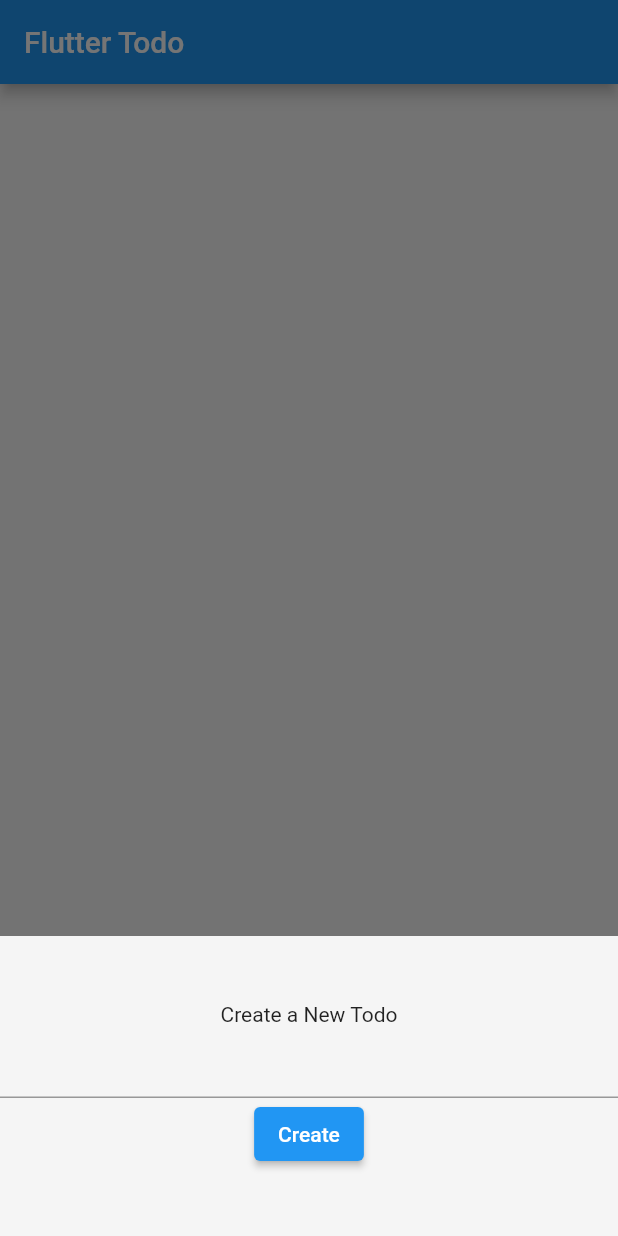
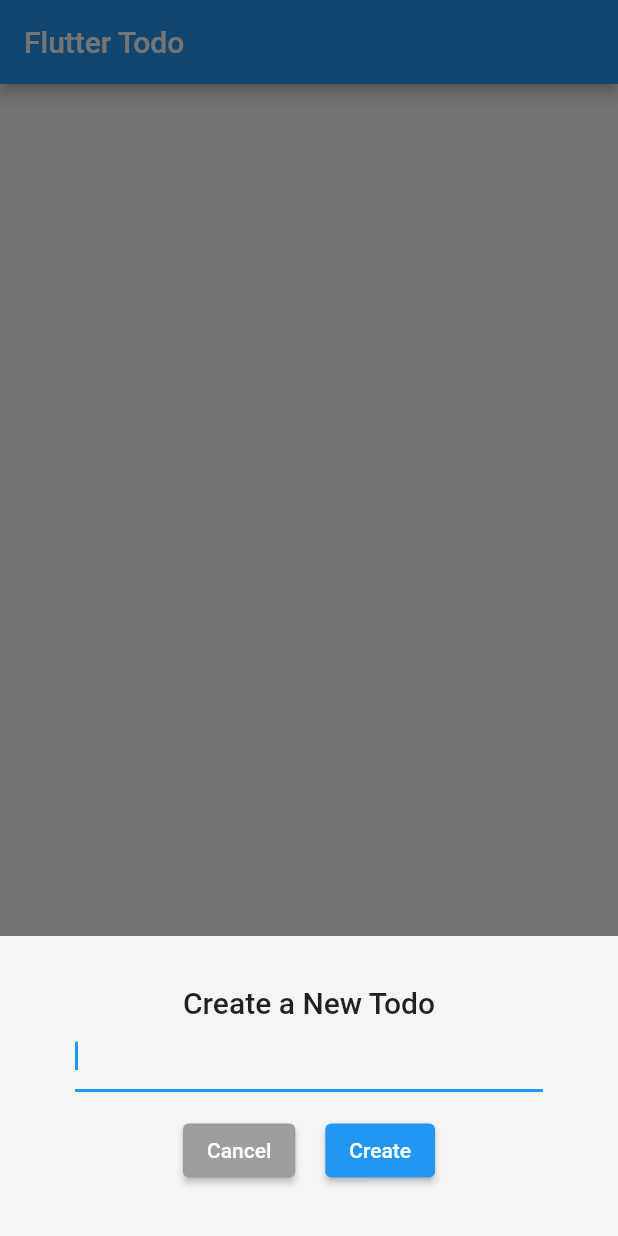
Before and after one commit to mongodben/flutter_todo, a Flutter app: the screen it shows after launch, after a tap on the "add" icon, on a phone screen of 412 x 824 dp. Run offline on Flutter 3.47's test engine with Material 2 defaults, Android fonts, the phone set to English and light mode, and no system bars.

```diff
--- a/lib/components/create_todo.dart
+++ b/lib/components/create_todo.dart
@@ -7,13 +7,10 @@ class CreateTodo extends StatelessWidget {
 
   @override
   Widget build(BuildContext context) {
-    return Consumer<TodoModel>(
-      builder: (context, todosModel, child) {
-
     void handlePressed() {
-          // TODO: make the ModalBottomSheet go up with keyboard
       showModalBottomSheet(
         context: context,
+        isScrollControlled: true,
         builder: (BuildContext context) {
           return const CreateTodoForm();
         },
@@ -24,8 +21,6 @@ class CreateTodo extends StatelessWidget {
       onPressed: handlePressed,
       tooltip: 'Add',
       child: const Icon(Icons.add),
-        );
-      },
     );
   }
 }
@@ -42,15 +37,21 @@ class _CreateTodoFormState extends State<CreateTodoForm> {
 
   @override
   Widget build(BuildContext context) {
+    TextTheme myTextTheme = Theme.of(context).textTheme;
+
     return Consumer<TodoModel>(
       builder: (context, todosModel, child) {
         final todoEditingController = TextEditingController();
         void _addTodo(String todoName) {
           todosModel.create(todoName);
         }
-        return Container(
+
+        return Padding(
+            padding: MediaQuery.of(context).viewInsets,
+            child: Container(
+              color: Colors.grey.shade100,
               height: 200,
-          color: Colors.grey.shade100,
+              padding: const EdgeInsets.only(left: 50, right: 50),
               child: Center(
                   child: Form(
                 key: _formKey,
@@ -58,9 +59,13 @@ class _CreateTodoFormState extends State<CreateTodoForm> {
                   mainAxisAlignment: MainAxisAlignment.center,
                   mainAxisSize: MainAxisSize.min,
                   children: <Widget>[
-                const Text('Create a New Todo'),
+                    Text(
+                      'Create a New Todo',
+                      style: myTextTheme.headline6,
+                    ),
                     TextFormField(
                       controller: todoEditingController,
+                      autofocus: true,
                       validator: (value) {
                         if (value == null || value.isEmpty) {
                           return 'Please enter some text';
@@ -68,7 +73,23 @@ class _CreateTodoFormState extends State<CreateTodoForm> {
                         return null;
                       },
                     ),
-                ElevatedButton(
+                    Padding(
+                      padding: const EdgeInsets.only(top: 15),
+                      child: Row(
+                        mainAxisAlignment: MainAxisAlignment.center,
+                        children: [
+                          Container(
+                            margin: const EdgeInsets.symmetric(horizontal: 10),
+                            child: ElevatedButton(
+                                child: const Text('Cancel'),
+                                style: ButtonStyle(
+                                    backgroundColor:
+                                        MaterialStateProperty.all(Colors.grey)),
+                                onPressed: () => Navigator.pop(context)),
+                          ),
+                          Container(
+                            margin: const EdgeInsets.symmetric(horizontal: 10),
+                            child: ElevatedButton(
                               child: const Text('Create'),
                               onPressed: () {
                                 if (_formKey.currentState!.validate()) {
@@ -76,11 +97,15 @@ class _CreateTodoFormState extends State<CreateTodoForm> {
                                   Navigator.pop(context);
                                 }
                               },
-                )
+                            ),
+                          ),
+                        ],
+                      ),
+                    ),
                   ],
                 ),
               )),
-        );
+            ));
       },
     );
   }
```
Also changed, not shown: lib/components/modify_todo.dart (+127 -0 lines), lib/components/todo_list.dart (+36 -77 lines). Lines whose indentation alone changed are shown as unchanged.
